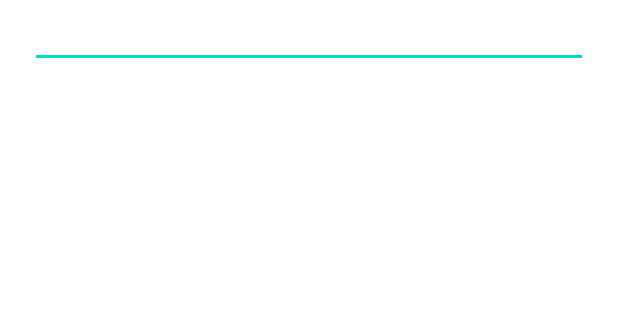
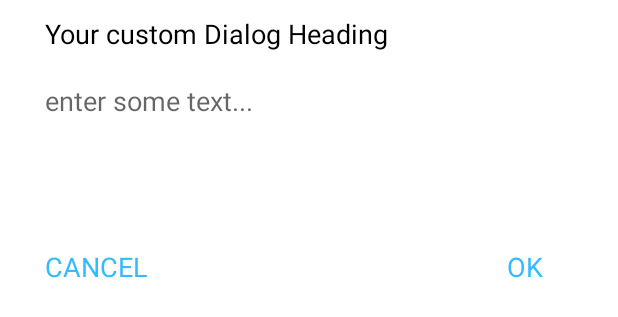
Before and after one commit to Dominik277/ToDoApp, an Android app: the layout dialog_alert.xml on its own in the app's theme, with its tools: preview values and no code run, on a phone screen of 412 x 824 dp. Shown: the top 317 px of the screen. Run offline under Robolectric (Android 15) with nearby library versions, the phone set to English and light mode, and no system bars.

Commit message:
Dodan XML za Alert Dialog.

```diff
--- a/app/src/main/res/layout/dialog_alert.xml
+++ b/app/src/main/res/layout/dialog_alert.xml
@@ -1,5 +1,5 @@
 <?xml version="1.0" encoding="utf-8"?>
-<LinearLayout
+<RelativeLayout
     xmlns:android="http://schemas.android.com/apk/res/android"
     android:layout_width="match_parent"
     android:layout_height="match_parent"
@@ -7,9 +7,55 @@
     android:paddingLeft="20dp"
     android:paddingRight="20dp">
 
-    <EditText
-        android:id="@+id/editText"
+
+    <RelativeLayout
         android:layout_width="match_parent"
-        android:layout_height="wrap_content"/>
+        android:layout_height="200dp"
+        android:padding="10dp">
 
-</LinearLayout>
+        <TextView
+            android:layout_width="match_parent"
+            android:layout_height="wrap_content"
+            android:text="Your custom Dialog Heading"
+            android:textSize="18sp"
+            android:textColor="#000"
+            android:id="@+id/heading"/>
+
+        <EditText
+            android:layout_width="match_parent"
+            android:layout_height="wrap_content"
+            android:layout_below="@+id/heading"
+            android:layout_marginTop="20dp"
+            android:background="@null"
+            android:textColor="#000"
+            android:hint="enter some text..."
+            android:id="@+id/input"/>
+
+        <TextView
+            android:layout_width="wrap_content"
+            android:layout_height="wrap_content"
+            android:text="OK"
+            android:layout_alignParentBottom="true"
+            android:layout_alignParentRight="true"
+            android:layout_marginRight="20dp"
+            android:textSize="18sp"
+            android:textColor="#33bbff"
+            android:id="@+id/action_ok"/>
+
+        <TextView
+            android:layout_width="wrap_content"
+            android:layout_height="wrap_content"
+            android:text="CANCEL"
+            android:layout_alignParentBottom="true"
+            android:layout_alignParentLeft="true"
+            android:layout_marginRight="20dp"
+            android:textSize="18sp"
+            android:textColor="#33bbff"
+            android:id="@+id/action_cancel"/>
+
+    </RelativeLayout>
+
+
+
+
+</RelativeLayout>
```
Also changed, not shown: app/src/main/res/layout/activity_main.xml (+35 -0 lines).
